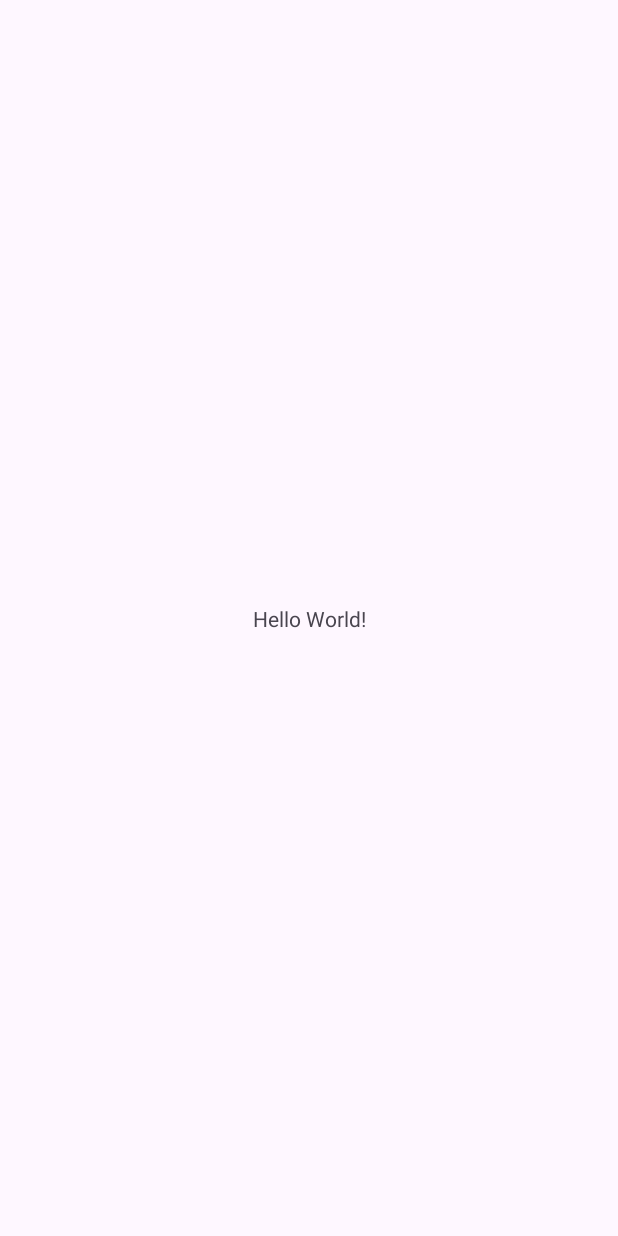
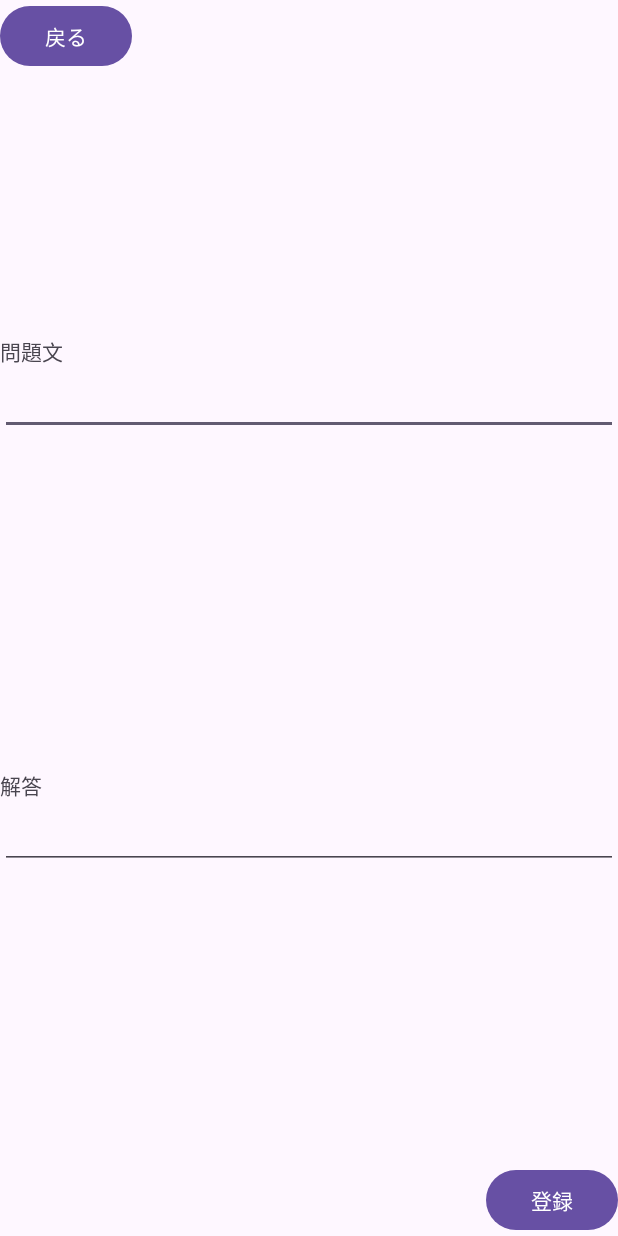
Before and after one commit to tomomaruit/MobileAppDevA-Final, an Android app: the screen it shows after launch (MainActivity before the commit, Register after it), on a phone screen of 412 x 824 dp. Before the commit the screen is almost empty. Run offline under Robolectric (Android 15) with nearby library versions, the phone set to English and light mode, and no system bars.

Commit message:
Textviewとボタンの位置を調制

```diff
--- a/app/src/main/AndroidManifest.xml
+++ b/app/src/main/AndroidManifest.xml
@@ -14,16 +14,17 @@
         tools:targetApi="31">
         <activity
             android:name=".Register"
-            android:exported="false" />
-        <activity
-            android:name=".MainActivity"
-            android:exported="true">
+            android:exported="true" >
             <intent-filter>
                 <action android:name="android.intent.action.MAIN" />
 
                 <category android:name="android.intent.category.LAUNCHER" />
             </intent-filter>
         </activity>
+        <activity
+            android:name=".MainActivity"
+            android:exported="true">
+        </activity>
     </application>
 
 </manifest>
--- a/app/src/main/res/layout/activity_register.xml
+++ b/app/src/main/res/layout/activity_register.xml
@@ -14,16 +14,40 @@
         android:text="戻る"
         />
 
+    <TextView
+        android:id="@+id/textviewQuestion"
+        android:layout_width="wrap_content"
+        android:layout_height="wrap_content"
+        android:text="問題文"
+        app:layout_constraintBottom_toTopOf="@id/edittextQuestion"
+        />
+
     <EditText
         android:id="@+id/edittextQuestion"
+        android:layout_width="match_parent"
+        android:layout_height="wrap_content"
+        app:layout_constraintTop_toTopOf="parent"
+        app:layout_constraintStart_toStartOf="parent"
+        app:layout_constraintEnd_toEndOf="parent"
+        app:layout_constraintBottom_toTopOf="@id/edittextAnswer"
+        />
+
+    <TextView
+        android:id="@+id/textviewAnswer"
         android:layout_width="wrap_content"
         android:layout_height="wrap_content"
+        android:text="解答"
+        app:layout_constraintBottom_toTopOf="@id/edittextAnswer"
         />
 
     <EditText
         android:id="@+id/edittextAnswer"
-        android:layout_width="wrap_content"
+        android:layout_width="match_parent"
         android:layout_height="wrap_content"
+        app:layout_constraintStart_toStartOf="parent"
+        app:layout_constraintEnd_toEndOf="parent"
+        app:layout_constraintBottom_toBottomOf="parent"
+        app:layout_constraintTop_toBottomOf="@id/edittextQuestion"
         />
 
     <Button
@@ -32,6 +56,7 @@
         android:layout_height="wrap_content"
         android:text="登録"
         app:layout_constraintEnd_toEndOf="parent"
+        app:layout_constraintBottom_toBottomOf="parent"
         />
 
 </androidx.constraintlayout.widget.ConstraintLayout>
```
